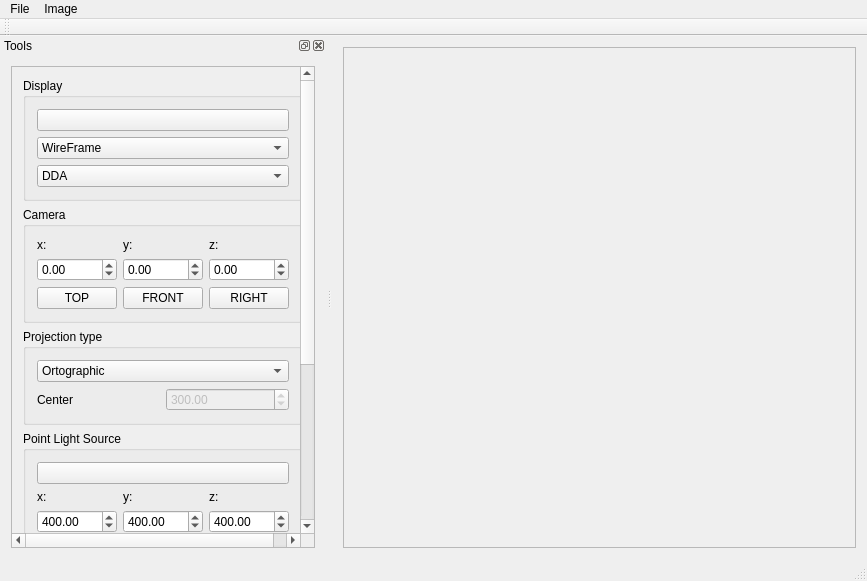
Before: the Qt Designer form src/ThreeDViewer.ui in TimurKr/DigitalElevationModel, drawn with Qt 5.
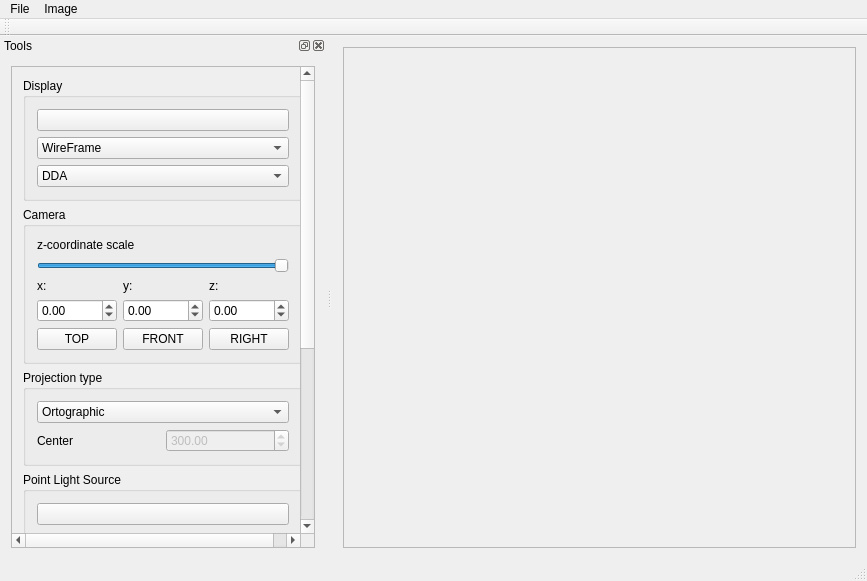
After: the same form once the commit is applied.

```diff
--- a/src/ThreeDViewer.ui
+++ b/src/ThreeDViewer.ui
@@ -88,9 +88,9 @@
         <property name="geometry">
          <rect>
           <x>0</x>
-          <y>-335</y>
+          <y>-168</y>
           <width>307</width>
-          <height>804</height>
+          <height>865</height>
          </rect>
         </property>
         <layout class="QVBoxLayout" name="verticalLayout_3">
@@ -162,46 +162,22 @@
             <string>Camera</string>
            </property>
            <layout class="QGridLayout" name="gridLayout_2">
-            <item row="3" column="1">
+            <item row="5" column="1">
              <widget class="QPushButton" name="camera_front">
               <property name="text">
                <string>FRONT</string>
               </property>
              </widget>
             </item>
-            <item row="1" column="1">
-             <widget class="QDoubleSpinBox" name="camera_y">
-              <property name="minimum">
-               <double>-1000.000000000000000</double>
-              </property>
-              <property name="maximum">
-               <double>1000.000000000000000</double>
-              </property>
-             </widget>
-            </item>
-            <item row="0" column="0">
-             <widget class="QLabel" name="label_3">
-              <property name="text">
-               <string>x:</string>
-              </property>
-             </widget>
-            </item>
-            <item row="3" column="0">
-             <widget class="QPushButton" name="camera_top">
-              <property name="text">
-               <string>TOP</string>
-              </property>
-             </widget>
-            </item>
-            <item row="3" column="2">
+            <item row="5" column="2">
              <widget class="QPushButton" name="camera_right">
               <property name="text">
                <string>RIGHT</string>
               </property>
              </widget>
             </item>
-            <item row="1" column="0">
-             <widget class="QDoubleSpinBox" name="camera_x">
+            <item row="3" column="2">
+             <widget class="QDoubleSpinBox" name="camera_z">
               <property name="minimum">
                <double>-1000.000000000000000</double>
               </property>
@@ -210,22 +186,32 @@
               </property>
              </widget>
             </item>
-            <item row="0" column="1">
+            <item row="2" column="1">
              <widget class="QLabel" name="label_4">
               <property name="text">
                <string>y:</string>
               </property>
              </widget>
             </item>
-            <item row="0" column="2">
+            <item row="3" column="0">
+             <widget class="QDoubleSpinBox" name="camera_x">
+              <property name="minimum">
+               <double>-1000.000000000000000</double>
+              </property>
+              <property name="maximum">
+               <double>1000.000000000000000</double>
+              </property>
+             </widget>
+            </item>
+            <item row="2" column="2">
              <widget class="QLabel" name="label_5">
               <property name="text">
                <string>z:</string>
               </property>
              </widget>
             </item>
-            <item row="1" column="2">
-             <widget class="QDoubleSpinBox" name="camera_z">
+            <item row="3" column="1">
+             <widget class="QDoubleSpinBox" name="camera_y">
               <property name="minimum">
                <double>-1000.000000000000000</double>
               </property>
@@ -234,6 +220,46 @@
               </property>
              </widget>
             </item>
+            <item row="2" column="0">
+             <widget class="QLabel" name="label_3">
+              <property name="text">
+               <string>x:</string>
+              </property>
+             </widget>
+            </item>
+            <item row="5" column="0">
+             <widget class="QPushButton" name="camera_top">
+              <property name="text">
+               <string>TOP</string>
+              </property>
+             </widget>
+            </item>
+            <item row="1" column="0" colspan="3">
+             <widget class="QSlider" name="z_scale">
+              <property name="mouseTracking">
+               <bool>false</bool>
+              </property>
+              <property name="maximum">
+               <number>100</number>
+              </property>
+              <property name="singleStep">
+               <number>1</number>
+              </property>
+              <property name="value">
+               <number>100</number>
+              </property>
+              <property name="orientation">
+               <enum>Qt::Horizontal</enum>
+              </property>
+             </widget>
+            </item>
+            <item row="0" column="0" colspan="3">
+             <widget class="QLabel" name="label_17">
+              <property name="text">
+               <string>z-coordinate scale</string>
+              </property>
+             </widget>
+            </item>
            </layout>
           </widget>
          </item>
```
